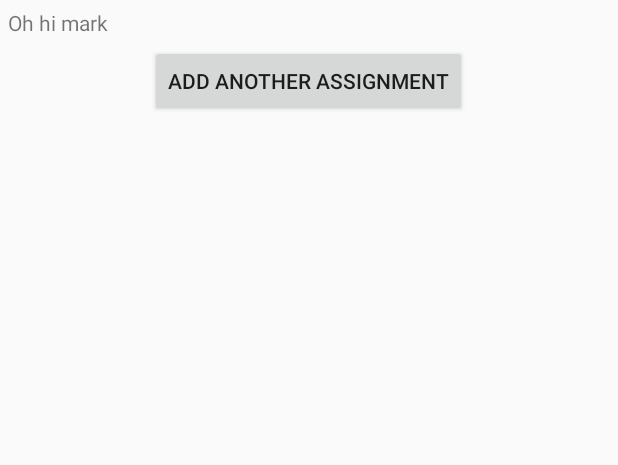
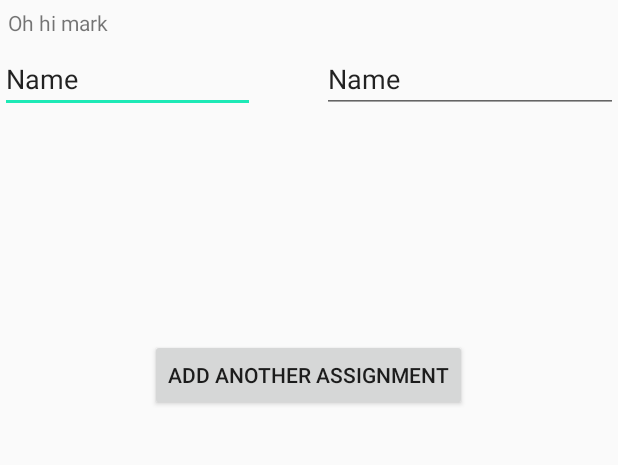
Before and after one commit to JasonTang99/Art3mis, an Android app: the Results screen opened directly, with no data from a screen before it, after a tap on "ADD ANOTHER ASSIGNMENT", on a phone screen of 412 x 824 dp, the part 145-610 px from its top. Run offline under Robolectric (Android 15) with nearby library versions, the phone set to English and light mode, and no system bars.

Commit message:
Able to extract edittext names and numbers into arrays now

```diff
--- a/app/src/main/res/layout/activity_results.xml
+++ b/app/src/main/res/layout/activity_results.xml
@@ -32,6 +32,37 @@
 
   </com.example.jason.art3mis.ScrollViewWithMaxHeight>
 
+  <LinearLayout
+    android:layout_width="match_parent"
+    android:layout_height="196dp"
+    android:orientation="horizontal">
+
+    <EditText
+      android:id="@+id/editText2"
+      android:layout_width="185dp"
+      android:layout_height="wrap_content"
+      android:layout_weight="1"
+      android:ems="10"
+      android:inputType="textPersonName"
+      android:text="Name" />
+
+    <TextView
+      android:id="@+id/textView"
+      android:layout_width="60dp"
+      android:layout_height="wrap_content"
+      android:layout_weight="1"
+      android:text="" />
+
+    <EditText
+      android:id="@+id/editText3"
+      android:layout_width="wrap_content"
+      android:layout_height="wrap_content"
+      android:layout_weight="1"
+      android:ems="10"
+      android:inputType="textPersonName"
+      android:text="Name" />
+  </LinearLayout>
+
   <Button
     android:layout_width="wrap_content"
     android:layout_height="wrap_content"
```
Also changed, not shown: app/src/main/java/com/example/jason/art3mis/NewInput.java (+43 -6 lines), app/src/main/res/layout/activity_new_input.xml (+15 -0 lines).
